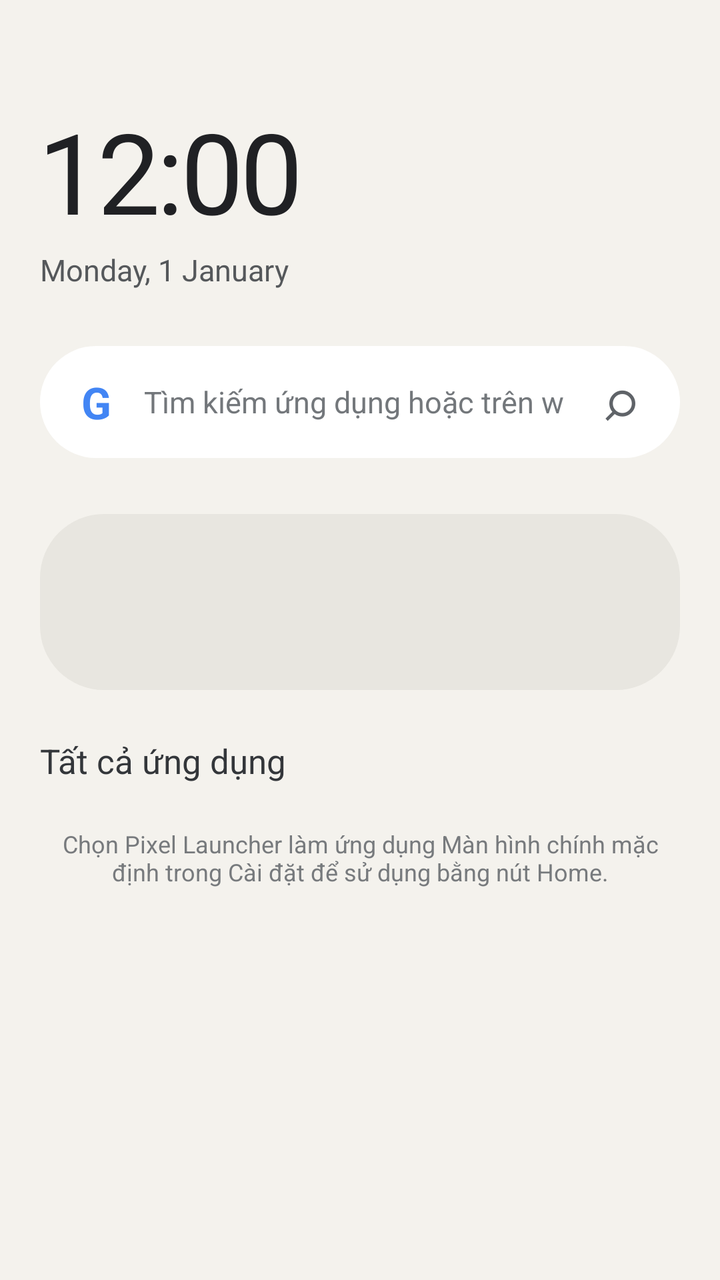
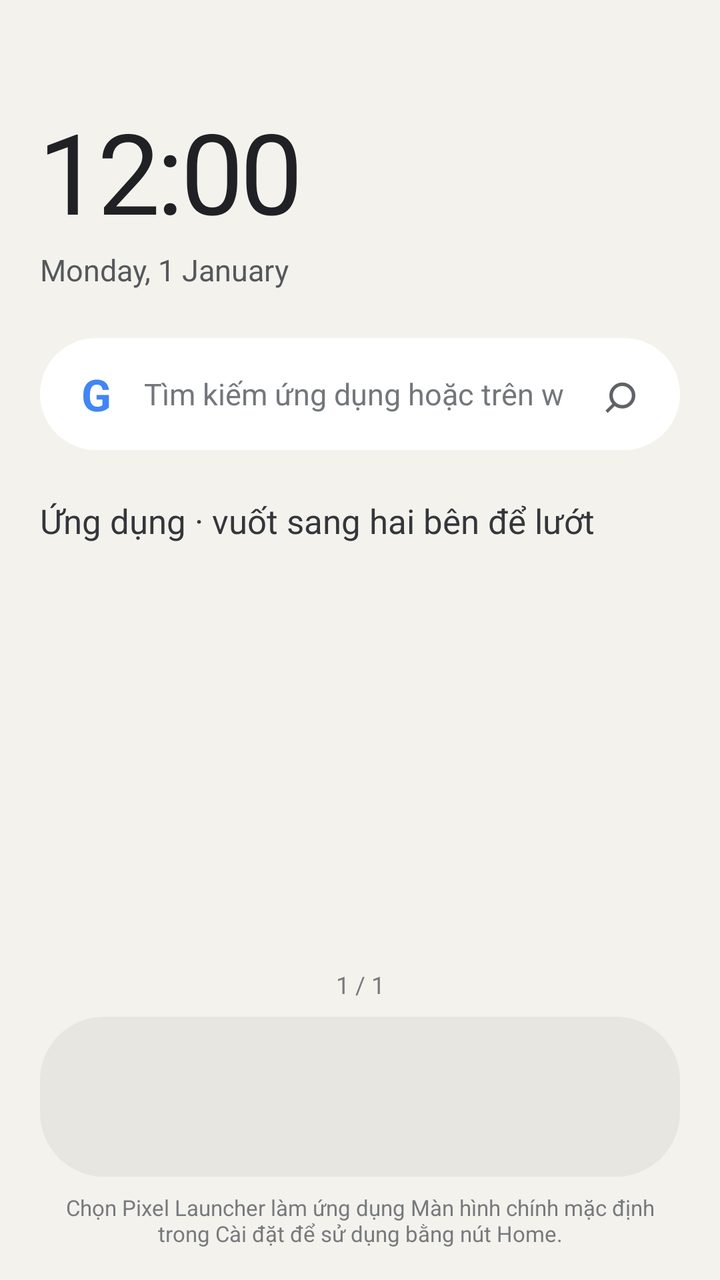

Screens rendered from an Android XML layout before and after an edit, with the pre-edit source and the edit as a unified diff.
<!-- AndroidManifest.xml: application theme Theme.NutNoi -->
<!-- res/layout/activity_main.xml -->
<?xml version="1.0" encoding="utf-8"?>
<ScrollView xmlns:android="http://schemas.android.com/apk/res/android"
    android:layout_width="match_parent"
    android:layout_height="match_parent"
    android:background="#F4F2ED"
    android:fillViewport="true"
    android:clipToPadding="false">

    <LinearLayout
        android:layout_width="match_parent"
        android:layout_height="wrap_content"
        android:orientation="vertical"
        android:paddingStart="20dp"
        android:paddingTop="48dp"
        android:paddingEnd="20dp"
        android:paddingBottom="20dp">

        <TextClock
            android:layout_width="wrap_content"
            android:layout_height="wrap_content"
            android:format12Hour="h:mm"
            android:format24Hour="HH:mm"
            android:textColor="#202124"
            android:textSize="56sp"
            android:fontFamily="sans"
            android:letterSpacing="-0.03"
            android:importantForAccessibility="yes" />

        <TextView
            android:id="@+id/dateLabel"
            android:layout_width="wrap_content"
            android:layout_height="wrap_content"
            android:layout_marginTop="2dp"
            android:textColor="#55585B"
            android:textSize="15sp"
            android:text="Monday, 1 January" />

        <Space
            android:layout_width="match_parent"
            android:layout_height="28dp" />

        <LinearLayout
            android:layout_width="match_parent"
            android:layout_height="56dp"
            android:background="@drawable/search_bar_background"
            android:gravity="center_vertical"
            android:orientation="horizontal"
            android:paddingStart="16dp"
            android:paddingEnd="10dp">

            <TextView
                android:layout_width="24dp"
                android:layout_height="wrap_content"
                android:gravity="center"
                android:text="G"
                android:textColor="#4285F4"
                android:textSize="22sp"
                android:textStyle="bold"
                android:contentDescription="Google" />

            <EditText
                android:id="@+id/searchInput"
                android:layout_width="0dp"
                android:layout_height="match_parent"
                android:layout_weight="1"
                android:background="@android:color/transparent"
                android:hint="@string/search_hint"
                android:imeOptions="actionSearch"
                android:inputType="text"
                android:paddingStart="12dp"
                android:paddingEnd="8dp"
                android:singleLine="true"
                android:textColor="#202124"
                android:textColorHint="#73777B"
                android:textSize="15sp" />

            <TextView
                android:id="@+id/searchAction"
                android:layout_width="40dp"
                android:layout_height="match_parent"
                android:clickable="true"
                android:contentDescription="@string/search"
                android:focusable="true"
                android:gravity="center"
                android:text="⌕"
                android:textColor="#5F6368"
                android:textSize="28sp" />
        </LinearLayout>

        <Space
            android:layout_width="match_parent"
            android:layout_height="28dp" />

        <LinearLayout
            android:id="@+id/dock"
            android:layout_width="match_parent"
            android:layout_height="88dp"
            android:background="@drawable/dock_background"
            android:gravity="center"
            android:orientation="horizontal"
            android:paddingStart="6dp"
            android:paddingEnd="6dp" />

        <TextView
            android:layout_width="match_parent"
            android:layout_height="wrap_content"
            android:layout_marginTop="24dp"
            android:layout_marginBottom="10dp"
            android:text="@string/all_apps"
            android:textColor="#33363A"
            android:textSize="17sp"
            android:textStyle="normal" />

        <GridLayout
            android:id="@+id/appsGrid"
            android:layout_width="match_parent"
            android:layout_height="wrap_content"
            android:columnCount="4"
            android:useDefaultMargins="false" />

        <TextView
            android:layout_width="match_parent"
            android:layout_height="wrap_content"
            android:layout_marginTop="12dp"
            android:gravity="center"
            android:text="@string/home_instructions"
            android:textColor="#777A7D"
            android:textSize="12sp" />
    </LinearLayout>
</ScrollView>
<!-- resources referenced by this layout -->
<resources>
  <!-- drawable dock_background (drawable) -->
  <?xml version="1.0" encoding="utf-8"?>
  <shape xmlns:android="http://schemas.android.com/apk/res/android" android:shape="rectangle">
      <solid android:color="#E8E6E0" />
      <corners android:radius="32dp" />
  </shape>
  <!-- drawable search_bar_background (drawable) -->
  <?xml version="1.0" encoding="utf-8"?>
  <shape xmlns:android="http://schemas.android.com/apk/res/android" android:shape="rectangle">
      <solid android:color="#FFFFFF" />
      <corners android:radius="28dp" />
  </shape>
  <string name="all_apps">Tất cả ứng dụng</string>
  <string name="home_instructions">Chọn Pixel Launcher làm ứng dụng Màn hình chính mặc định trong Cài đặt để sử dụng bằng nút Home.</string>
  <string name="search">Tìm kiếm</string>
  <string name="search_hint">Tìm kiếm ứng dụng hoặc trên web</string>
  <style name="Theme.NutNoi" parent="Theme.MaterialComponents.DayNight.NoActionBar">
          <item name="colorPrimary">#5E81AC</item>
          <item name="colorPrimaryDark">#F4F2ED</item>
          <item name="colorAccent">#5E81AC</item>
          <item name="android:statusBarColor">#F4F2ED</item>
          <item name="android:navigationBarColor">#F4F2ED</item>
          <item name="android:windowLightStatusBar">true</item>
          <item name="android:windowLightNavigationBar">true</item>
          <item name="android:windowBackground">#F4F2ED</item>
      </style>
</resources>

<!-- the commit's change to res/layout/activity_main.xml (unified diff, before → after) -->
@@ -8,12 +8,13 @@
 
     <LinearLayout
         android:layout_width="match_parent"
-        android:layout_height="wrap_content"
+        android:layout_height="match_parent"
+        android:minHeight="match_parent"
         android:orientation="vertical"
         android:paddingStart="20dp"
         android:paddingTop="48dp"
         android:paddingEnd="20dp"
-        android:paddingBottom="20dp">
+        android:paddingBottom="16dp">
 
         <TextClock
             android:layout_width="wrap_content"
@@ -37,7 +38,7 @@
 
         <Space
             android:layout_width="match_parent"
-            android:layout_height="28dp" />
+            android:layout_height="24dp" />
 
         <LinearLayout
             android:layout_width="match_parent"
@@ -87,14 +88,36 @@
                 android:textSize="28sp" />
         </LinearLayout>
 
-        <Space
+        <TextView
             android:layout_width="match_parent"
-            android:layout_height="28dp" />
+            android:layout_height="wrap_content"
+            android:layout_marginTop="24dp"
+            android:layout_marginBottom="8dp"
+            android:text="@string/all_apps"
+            android:textColor="#33363A"
+            android:textSize="17sp" />
+
+        <androidx.viewpager2.widget.ViewPager2
+            android:id="@+id/appsPager"
+            android:layout_width="match_parent"
+            android:layout_height="0dp"
+            android:layout_weight="1"
+            android:clipToPadding="false"
+            android:contentDescription="@string/apps_pages_description" />
+
+        <TextView
+            android:id="@+id/pageIndicator"
+            android:layout_width="match_parent"
+            android:layout_height="32dp"
+            android:gravity="center"
+            android:text="1 / 1"
+            android:textColor="#777A7D"
+            android:textSize="12sp" />
 
         <LinearLayout
             android:id="@+id/dock"
             android:layout_width="match_parent"
-            android:layout_height="88dp"
+            android:layout_height="80dp"
             android:background="@drawable/dock_background"
             android:gravity="center"
             android:orientation="horizontal"
@@ -104,27 +127,10 @@
         <TextView
             android:layout_width="match_parent"
             android:layout_height="wrap_content"
-            android:layout_marginTop="24dp"
-            android:layout_marginBottom="10dp"
-            android:text="@string/all_apps"
-            android:textColor="#33363A"
-            android:textSize="17sp"
-            android:textStyle="normal" />
-
-        <GridLayout
-            android:id="@+id/appsGrid"
-            android:layout_width="match_parent"
-            android:layout_height="wrap_content"
-            android:columnCount="4"
-            android:useDefaultMargins="false" />
-
-        <TextView
-            android:layout_width="match_parent"
-            android:layout_height="wrap_content"
-            android:layout_marginTop="12dp"
+            android:layout_marginTop="8dp"
             android:gravity="center"
             android:text="@string/home_instructions"
             android:textColor="#777A7D"
-            android:textSize="12sp" />
+            android:textSize="11sp" />
     </LinearLayout>
 </ScrollView>
<!-- resource entries referenced after the edit -->
@@ -12,7 +12,8 @@
       <solid android:color="#FFFFFF" />
       <corners android:radius="28dp" />
   </shape>
-  <string name="all_apps">Tất cả ứng dụng</string>
+  <string name="all_apps">Ứng dụng · vuốt sang hai bên để lướt</string>
+  <string name="apps_pages_description">Các trang ứng dụng, vuốt ngang để chuyển trang</string>
   <string name="home_instructions">Chọn Pixel Launcher làm ứng dụng Màn hình chính mặc định trong Cài đặt để sử dụng bằng nút Home.</string>
   <string name="search">Tìm kiếm</string>
   <string name="search_hint">Tìm kiếm ứng dụng hoặc trên web</string>
